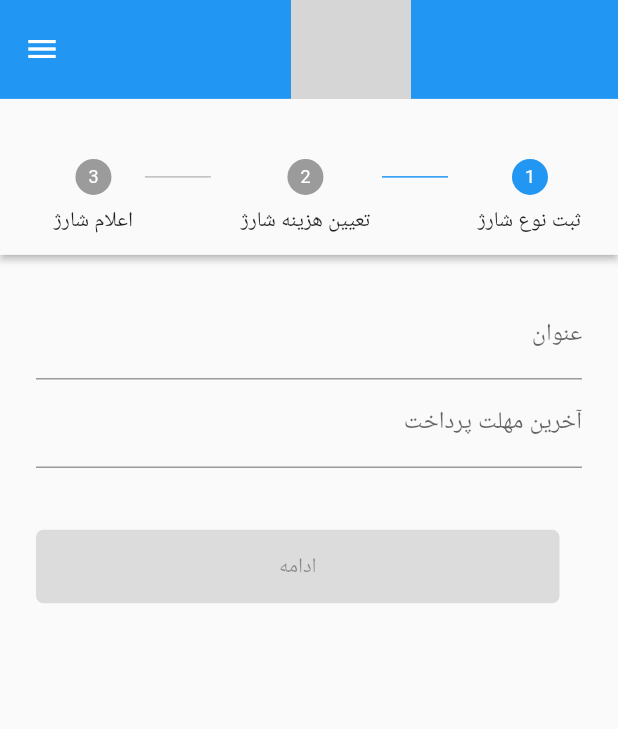
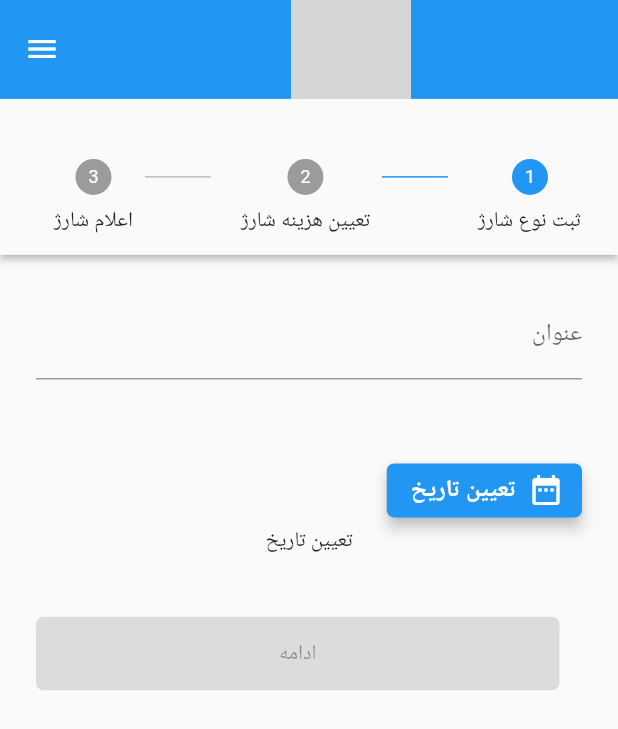
Before and after one commit to RexGod/build_mate, a Flutter app: the MultiStepForm screen opened by its route, on a phone screen of 412 x 824 dp. Shown: the top 729 px of the screen. Run offline on Flutter 3.47's test engine with Material 2 defaults, Android fonts, the phone set to English and light mode, and no system bars; our stand-ins replace ionicons, shamsi_date, supabase; missing offline and left inert: persian_datetime_picker; accounts and stored records are empty; grey boxes are pictures that could not be loaded.

Commit message:
add persina date picker and fixed the bug

```diff
--- a/lib/Provider/balance_Provider.dart
+++ b/lib/Provider/balance_Provider.dart
@@ -1,6 +1,7 @@
 import 'package:build_mate/Model/balanceModel.dart';
 import 'package:flutter/material.dart';
 import 'package:intl/intl.dart';
+import 'package:shamsi_date/shamsi_date.dart';
 import 'package:supabase/supabase.dart';
 
 class ProviderBalance with ChangeNotifier {
@@ -54,4 +55,9 @@ class ProviderBalance with ChangeNotifier {
     fetchBalanceItem();
     return Future.delayed(const Duration(seconds: 2));
   }
+
+  String format1(Date d) {
+    final f = d.formatter;
+    return '${f.d} ${f.mN} ${f.yyyy}';
+  }
 }
--- a/lib/Provider/cost_Provider.dart
+++ b/lib/Provider/cost_Provider.dart
@@ -1,8 +1,6 @@
 import 'package:build_mate/Model/costModel.dart';
-
 import 'package:flutter/material.dart';
 import 'package:shamsi_date/shamsi_date.dart';
-
 import 'package:supabase/supabase.dart';
 import 'package:intl/intl.dart';
 import 'package:uuid/uuid.dart';
--- a/lib/Screens/charghNotife.dart
+++ b/lib/Screens/charghNotife.dart
@@ -1,5 +1,6 @@
 import 'package:build_mate/Widgets/appbar.dart';
 import 'package:flutter/material.dart';
+import 'package:persian_datetime_picker/persian_datetime_picker.dart';
 
 import '../Widgets/drawer.dart';
 
@@ -10,23 +11,26 @@ class MultiStepForm extends StatefulWidget {
 }
 
 class _MultiStepFormState extends State<MultiStepForm> {
+  String label = 'تعیین تاریخ';
+  Jalali? picked;
+  Jalali selectedDate = Jalali.fromDateTime(DateTime.now());
+  bool _datePicked = false;
   int _currentStep = 0;
   final TextEditingController _titleController = TextEditingController();
-  final TextEditingController _deadLineController = TextEditingController();
   TextEditingController textController4 = TextEditingController();
   List<String> options = [];
   @override
   void initState() {
     super.initState();
     _titleController.addListener(updateStepValidations);
-    _deadLineController.addListener(updateStepValidations);
     textController4.addListener(updateStepValidations);
   }
 
   void updateStepValidations() {
     setState(() {
       _stepValidations[0] = _titleController.text.isNotEmpty &&
-          _deadLineController.text.isNotEmpty;
+          (_datePicked || label != 'تعیین تاریخ');
+
       _stepValidations[1] = textController4.text.isNotEmpty;
       _stepValidations[2] = options.isNotEmpty;
     });
@@ -34,7 +38,8 @@ class _MultiStepFormState extends State<MultiStepForm> {
 
   void _submitForm() {
     _stepValidations[0] =
-        _titleController.text.isNotEmpty && _deadLineController.text.isNotEmpty;
+        _titleController.text.isNotEmpty && label != 'تعیین تاریخ';
+
     _stepValidations[1] = textController4.text.isNotEmpty;
     _stepValidations[2] = options.isNotEmpty;
   }
@@ -50,11 +55,64 @@ class _MultiStepFormState extends State<MultiStepForm> {
                 controller: _titleController,
                 decoration: const InputDecoration(labelText: 'عنوان'),
               ),
-              TextFormField(
-                controller: _deadLineController,
-                decoration:
-                    const InputDecoration(labelText: 'آخرین مهلت پرداخت'),
+              //Date picker
+              SizedBox(
+                height: 50,
               ),
+              Container(
+                alignment: Alignment.centerRight,
+                child: ElevatedButton.icon(
+                  onPressed: () async {
+                    Jalali? picked = await showPersianDatePicker(
+                      context: context,
+                      initialDate: Jalali.now(),
+                      firstDate: Jalali(1385, 8),
+                      lastDate: Jalali(1450, 9),
+                      initialEntryMode: PDatePickerEntryMode.calendar,
+                      initialDatePickerMode: PDatePickerMode.day,
+                      builder: (context, child) {
+                        return Theme(
+                          data: ThemeData(
+                            dialogTheme: const DialogTheme(
+                              shape: RoundedRectangleBorder(
+                                borderRadius:
+                                    BorderRadius.all(Radius.circular(8)),
+                              ),
+                            ),
+                          ),
+                          child: child!,
+                        );
+                      },
+                    );
+                    if (picked != null && picked != selectedDate) {
+                      setState(() {
+                        label = picked.formatShortDate();
+                        _datePicked = true;
+                      });
+                      updateStepValidations();
+                    }
+                  },
+                  style: ElevatedButton.styleFrom(
+                    // Background color of the button
+                    elevation: 4, // Elevation of the button
+                    shape: RoundedRectangleBorder(
+                      borderRadius: BorderRadius.circular(5),
+                    ),
+                  ),
+                  icon: const Icon(Icons.date_range),
+                  label: Text(
+                    label,
+                    style: TextStyle(
+                      fontSize: 16,
+                      fontWeight: FontWeight.bold,
+                    ),
+                  ),
+                ),
+              ),
+
+              Container(
+                child: Text(label),
+              )
             ],
           ),
         ),
@@ -144,7 +202,8 @@ class _MultiStepFormState extends State<MultiStepForm> {
                         child: isLastStep
                             ? const Text('بازگشت')
                             : const Text('مرحله قبل'),
-                        onPressed: details.onStepCancel,
+                        onPressed:
+                            isCurrentStepValid ? details.onStepContinue : null,
                       ),
                     ),
                   const SizedBox(width: 15),
```
